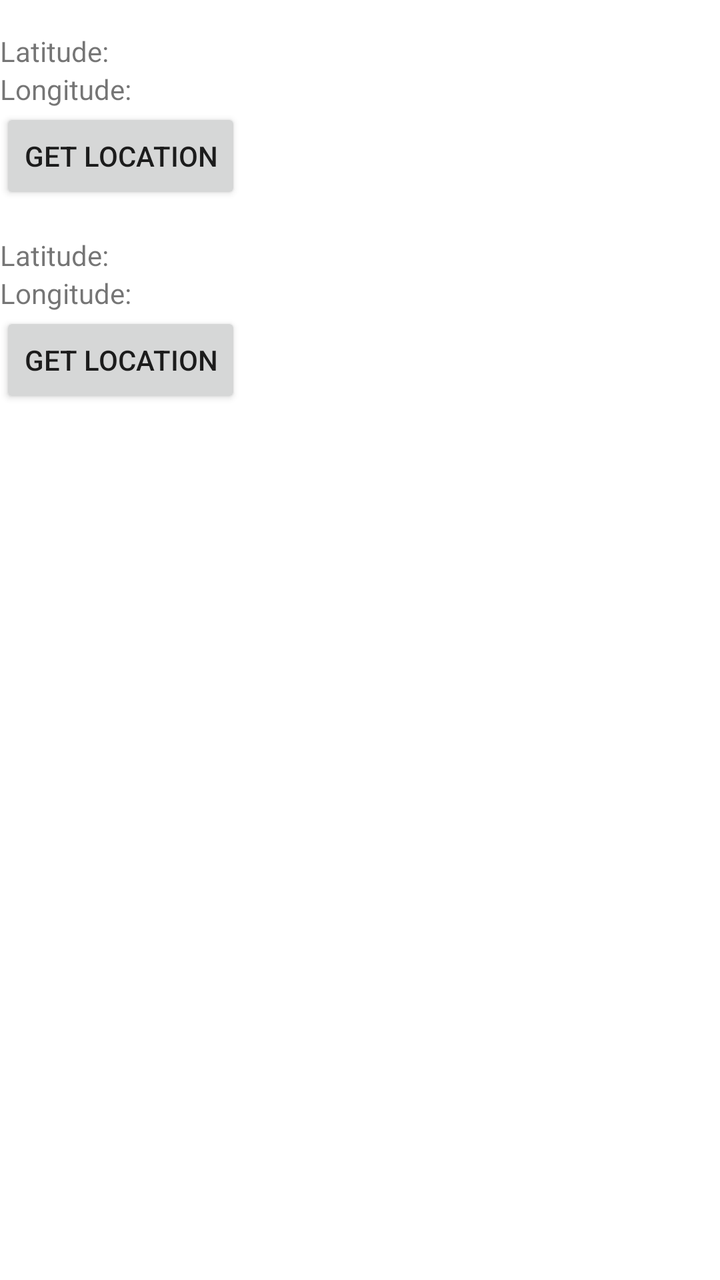
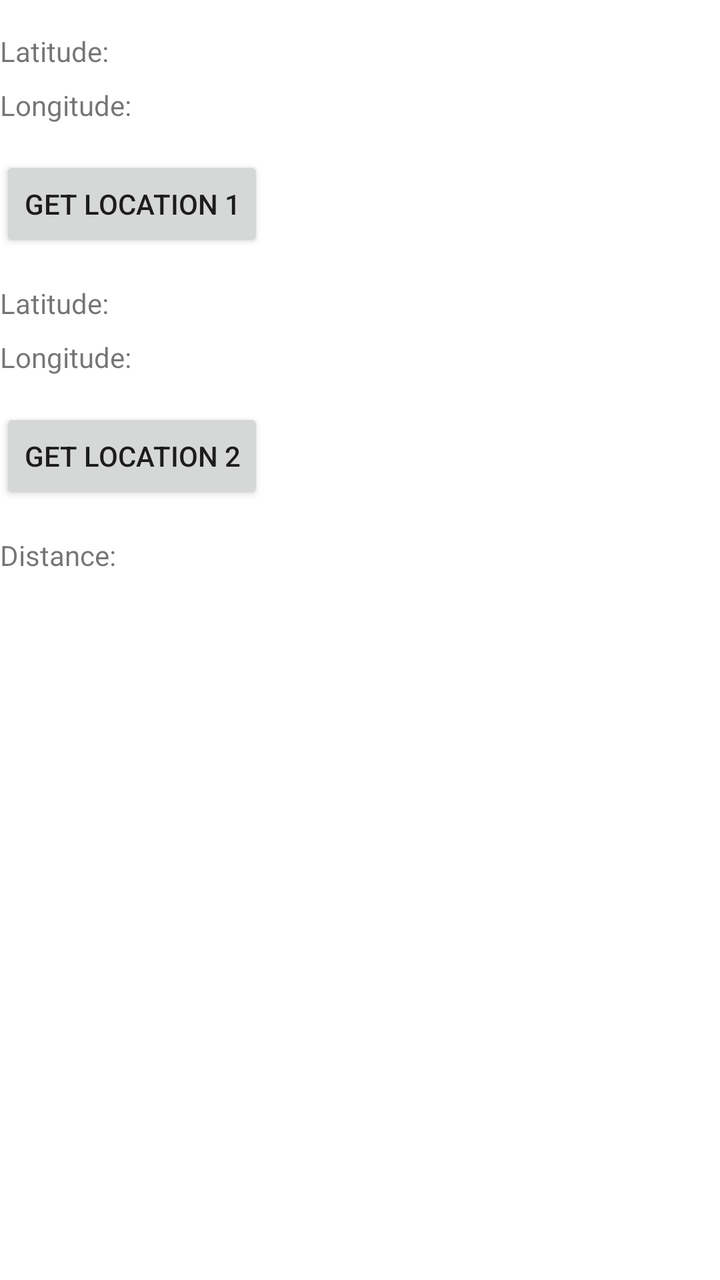

Screens rendered from an Android XML layout before and after an edit, with the pre-edit source and the edit as a unified diff.
<!-- AndroidManifest.xml: application theme Theme.Location_Det -->
<!-- res/layout/activity_main.xml -->
<?xml version="1.0" encoding="utf-8"?>
<RelativeLayout xmlns:android="http://schemas.android.com/apk/res/android"
    xmlns:tools="http://schemas.android.com/tools"
    android:layout_width="match_parent"
    android:layout_height="match_parent"
    tools:context=".MainActivity">

    <LinearLayout
        android:id="@+id/firstLocationLayout"
        android:layout_width="match_parent"
        android:layout_height="wrap_content"
        android:orientation="vertical"
        android:layout_marginTop="16dp">

        <TextView
            android:id="@+id/latitudeTextView1"
            android:layout_width="wrap_content"
            android:layout_height="wrap_content"
            android:text="Latitude: " />

        <TextView
            android:id="@+id/longitudeTextView1"
            android:layout_width="wrap_content"
            android:layout_height="wrap_content"
            android:text="Longitude: " />

        <Button
            android:id="@+id/getLocationButton1"
            android:layout_width="wrap_content"
            android:layout_height="wrap_content"
            android:text="Get Location"
            android:onClick="onGetLocationClick1"/>
    </LinearLayout>

    <LinearLayout
        android:id="@+id/secondLocationLayout"
        android:layout_width="match_parent"
        android:layout_height="wrap_content"
        android:orientation="vertical"
        android:layout_below="@id/firstLocationLayout"
        android:layout_marginTop="16dp">

        <TextView
            android:id="@+id/latitudeTextView2"
            android:layout_width="wrap_content"
            android:layout_height="wrap_content"
            android:text="Latitude: " />

        <TextView
            android:id="@+id/longitudeTextView2"
            android:layout_width="wrap_content"
            android:layout_height="wrap_content"
            android:text="Longitude: " />

        <Button
            android:id="@+id/getLocationButton2"
            android:layout_width="wrap_content"
            android:layout_height="wrap_content"
            android:text="Get Location"
            android:onClick="onGetLocationClick2"/>
    </LinearLayout>
</RelativeLayout>
<!-- resources referenced by this layout -->
<resources>
  <style name="Theme.Location_Det" parent="Theme.MaterialComponents.DayNight.DarkActionBar">
          
          <item name="colorPrimary">@color/purple_500</item>
          <item name="colorPrimaryVariant">@color/purple_700</item>
          <item name="colorOnPrimary">@color/white</item>
          
          <item name="colorSecondary">@color/teal_200</item>
          <item name="colorSecondaryVariant">@color/teal_700</item>
          <item name="colorOnSecondary">@color/black</item>
          
          <item name="android:statusBarColor">?attr/colorPrimaryVariant</item>
          
      </style>
  <color name="purple_500">#FF6200EE</color>
  <color name="purple_700">#FF3700B3</color>
  <color name="white">#FFFFFFFF</color>
  <color name="teal_200">#FF03DAC5</color>
  <color name="teal_700">#FF018786</color>
  <color name="black">#FF000000</color>
</resources>

<!-- the commit's change to res/layout/activity_main.xml (unified diff, before → after) -->
@@ -5,58 +5,60 @@
     android:layout_height="match_parent"
     tools:context=".MainActivity">
 
-    <LinearLayout
-        android:id="@+id/firstLocationLayout"
-        android:layout_width="match_parent"
+    <TextView
+        android:id="@+id/latitudeTextView1"
+        android:layout_width="wrap_content"
         android:layout_height="wrap_content"
-        android:orientation="vertical"
-        android:layout_marginTop="16dp">
+        android:text="Latitude: "
+        android:layout_marginTop="16dp"/>
 
-        <TextView
-            android:id="@+id/latitudeTextView1"
-            android:layout_width="wrap_content"
-            android:layout_height="wrap_content"
-            android:text="Latitude: " />
+    <TextView
+        android:id="@+id/longitudeTextView1"
+        android:layout_width="wrap_content"
+        android:layout_height="wrap_content"
+        android:text="Longitude: "
+        android:layout_below="@id/latitudeTextView1"
+        android:layout_marginTop="8dp"/>
 
-        <TextView
-            android:id="@+id/longitudeTextView1"
-            android:layout_width="wrap_content"
-            android:layout_height="wrap_content"
-            android:text="Longitude: " />
+    <Button
+        android:id="@+id/getLocationButton1"
+        android:layout_width="wrap_content"
+        android:layout_height="wrap_content"
+        android:layout_below="@id/longitudeTextView1"
+        android:layout_marginTop="16dp"
+        android:onClick="onGetLocationClick1"
+        android:text="Get Location 1"/>
 
-        <Button
-            android:id="@+id/getLocationButton1"
-            android:layout_width="wrap_content"
-            android:layout_height="wrap_content"
-            android:text="Get Location"
-            android:onClick="onGetLocationClick1"/>
-    </LinearLayout>
+    <TextView
+        android:id="@+id/latitudeTextView2"
+        android:layout_width="wrap_content"
+        android:layout_height="wrap_content"
+        android:text="Latitude: "
+        android:layout_below="@id/getLocationButton1"
+        android:layout_marginTop="16dp"/>
 
-    <LinearLayout
-        android:id="@+id/secondLocationLayout"
-        android:layout_width="match_parent"
+    <TextView
+        android:id="@+id/longitudeTextView2"
+        android:layout_width="wrap_content"
         android:layout_height="wrap_content"
-        android:orientation="vertical"
-        android:layout_below="@id/firstLocationLayout"
-        android:layout_marginTop="16dp">
+        android:text="Longitude: "
+        android:layout_below="@id/latitudeTextView2"
+        android:layout_marginTop="8dp"/>
 
-        <TextView
-            android:id="@+id/latitudeTextView2"
-            android:layout_width="wrap_content"
-            android:layout_height="wrap_content"
-            android:text="Latitude: " />
+    <Button
+        android:id="@+id/getLocationButton2"
+        android:layout_width="wrap_content"
+        android:layout_height="wrap_content"
+        android:layout_below="@id/longitudeTextView2"
+        android:layout_marginTop="16dp"
+        android:onClick="onGetLocationClick2"
+        android:text="Get Location 2"/>
 
-        <TextView
-            android:id="@+id/longitudeTextView2"
-            android:layout_width="wrap_content"
-            android:layout_height="wrap_content"
-            android:text="Longitude: " />
-
-        <Button
-            android:id="@+id/getLocationButton2"
-            android:layout_width="wrap_content"
-            android:layout_height="wrap_content"
-            android:text="Get Location"
-            android:onClick="onGetLocationClick2"/>
-    </LinearLayout>
+    <TextView
+        android:id="@+id/distanceTextView"
+        android:layout_width="wrap_content"
+        android:layout_height="wrap_content"
+        android:text="Distance: "
+        android:layout_below="@id/getLocationButton2"
+        android:layout_marginTop="16dp"/>
 </RelativeLayout>
